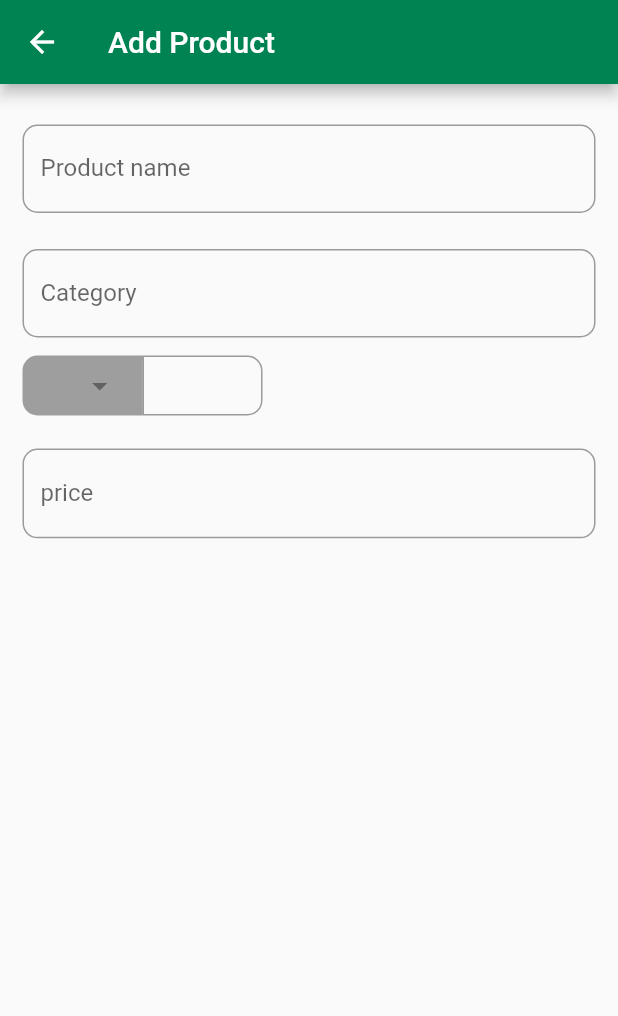
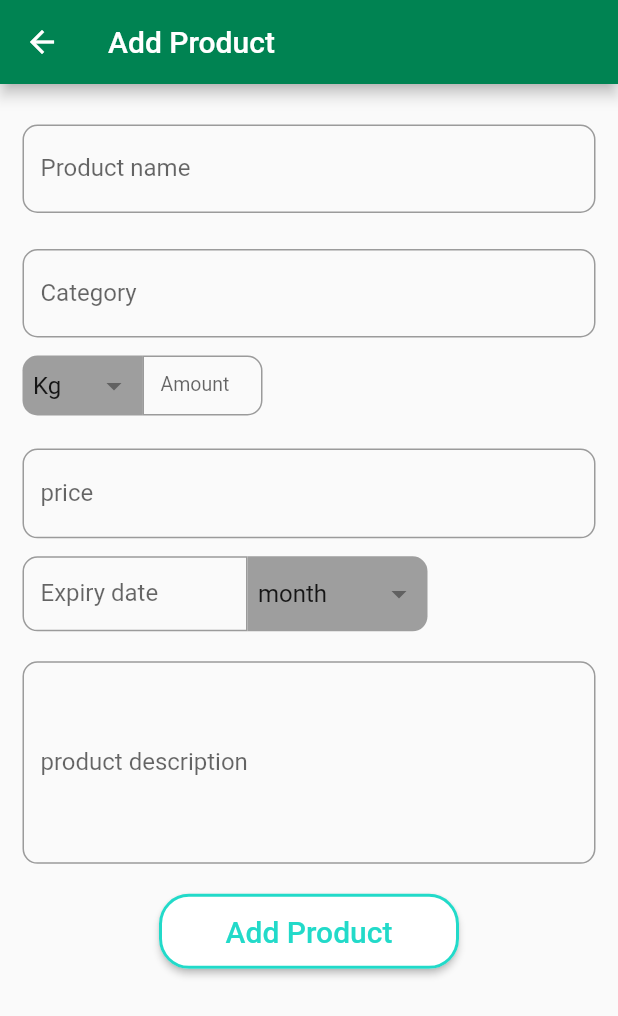
Before and after one commit to renjithrm/shop_owner_app, a Flutter app: the AddProductDetails screen opened directly, on a phone screen of 412 x 824 dp. Shown: the top 1016 px of the screen. Run offline on Flutter 3.47's test engine with Material 2 defaults, Android fonts, the phone set to English and light mode, and no system bars; our stand-ins replace font_awesome_flutter, get, google_fonts.

Commit message:
product screen ui complected

```diff
--- a/lib/controller/controller.dart
+++ b/lib/controller/controller.dart
@@ -1,6 +1,13 @@
+import 'package:flutter/cupertino.dart';
 import 'package:get/get.dart';
 
 class Controller extends GetxController {
   int index = 0;
-  String value = "";
+  String value = "Kg";
+  String itemDate = "month";
+  bool isloginOrSignin = true;
+  toggleScreens() {
+    isloginOrSignin = !isloginOrSignin;
+    update(["toggle"]);
+  }
 }
--- a/lib/view/screens/add_prouct_details.dart
+++ b/lib/view/screens/add_prouct_details.dart
@@ -12,8 +12,9 @@ class AddProductDetails extends StatelessWidget {
   final products = TextEditingController();
   final category = TextEditingController();
   final _controller = Get.find<Controller>();
-  final amound = TextEditingController();
+  final amount = TextEditingController();
   final itemPrice = TextEditingController();
+  final expiryDate = TextEditingController();
   @override
   Widget build(BuildContext context) {
     Size size = MediaQuery.of(context).size;
@@ -21,6 +22,7 @@ class AddProductDetails extends StatelessWidget {
       "Kg",
       "gm",
     ];
+    List<String> itemDate = ["month", "year"];
     return Scaffold(
       // backgroundColor: Colors.black,
       appBar: AppBar(
@@ -32,6 +34,7 @@ class AddProductDetails extends StatelessWidget {
       ),
       body: Padding(
         padding: padding,
+        child: SingleChildScrollView(
           child: Column(children: <Widget>[
             forms(
               "Product name",
@@ -53,12 +56,10 @@ class AddProductDetails extends StatelessWidget {
                       bottomLeft: Radius.circular(10),
                     ),
                   ),
+                  padding: EdgeInsets.all(7),
                   width: 80,
                   height: 40,
-                child: Row(
-                  mainAxisAlignment: MainAxisAlignment.center,
-                  children: <Widget>[
-                    GetBuilder<Controller>(
+                  child: GetBuilder<Controller>(
                     id: "drop",
                     builder: (_) {
                       return DropdownButtonHideUnderline(
@@ -76,15 +77,19 @@ class AddProductDetails extends StatelessWidget {
                               }));
                     },
                   ),
-                  ],
                 ),
-              ),
-              Container(
+                SizedBox(
                   width: 80,
                   height: 40,
                   child: TextFormField(
                       keyboardType: TextInputType.number,
+                      controller: amount,
+                      validator: (value) => null,
                       decoration: InputDecoration(
+                          label: Text(
+                            "Amount",
+                            style: GoogleFonts.roboto(fontSize: 13),
+                          ),
                           border: OutlineInputBorder(
                               borderRadius: BorderRadius.only(
                             topRight: Radius.circular(10),
@@ -101,51 +106,98 @@ class AddProductDetails extends StatelessWidget {
                 FaIcon(
                   FontAwesomeIcons.rupeeSign,
                   size: 18,
+                )),
+            Row(
+              children: <Widget>[
+                Container(
+                  width: 150,
+                  height: 50,
+                  child: TextFormField(
+                      controller: expiryDate,
+                      validator: (value) => null,
+                      decoration: InputDecoration(
+                        label: Text("Expiry date"),
+                        border: OutlineInputBorder(
+                          borderRadius: BorderRadius.only(
+                              topLeft: Radius.circular(10),
+                              bottomLeft: Radius.circular(10)),
+                        ),
+                      )),
+                ),
+                Container(
+                  width: 120,
+                  height: 50,
+                  decoration: BoxDecoration(
+                    color: Colors.grey,
+                    borderRadius: BorderRadius.only(
+                      topRight: Radius.circular(10),
+                      bottomRight: Radius.circular(10),
+                    ),
+                  ),
+                  padding: EdgeInsets.all(7),
+                  child: GetBuilder<Controller>(
+                    id: "drop2",
+                    builder: (_) {
+                      return DropdownButtonHideUnderline(
+                        child: DropdownButton<String>(
+                            value: _controller.itemDate,
+                            items: itemDate
+                                .map((item) => DropdownMenuItem(
+                                      child: Text(item),
+                                      value: item,
                                     ))
+                                .toList(),
+                            onChanged: (value) {
+                              _controller.itemDate = value ??= "month";
+                              _controller.update(["drop2"]);
+                            }),
+                      );
+                    },
+                  ),
+                )
+              ],
+            ),
+            columDiv(20),
+            TextFormField(
+              decoration: InputDecoration(
+                  label: Text("product description"),
+                  border: OutlineInputBorder(
+                    borderRadius: BorderRadius.circular(10),
+                  )),
+              maxLines: 5,
+            ),
+            columDiv(20),
+            Container(
+              width: 200,
+              height: 50,
+              child: ElevatedButton(
+                  style: ButtonStyle(
+                      backgroundColor: MaterialStateProperty.resolveWith(
+                          (states) => states.contains(MaterialState.pressed)
+                              ? appBarColor
+                              : Colors.white),
+                      side: MaterialStateProperty.resolveWith((states) =>
+                          states.contains(MaterialState.pressed)
+                              ? BorderSide(color: appBarColor)
+                              : BorderSide(color: Color(0xff22DAC9), width: 2)),
+                      shape: MaterialStateProperty.resolveWith((states) =>
+                          states.contains(MaterialState.pressed)
+                              ? RoundedRectangleBorder(
+                                  borderRadius: BorderRadius.circular(20))
+                              : RoundedRectangleBorder(
+                                  borderRadius: BorderRadius.circular(20)))),
+                  onPressed: () {},
+                  child: Text(
+                    "Add Product",
+                    style: GoogleFonts.roboto(
+                      color: Color(0xff22DAC9),
+                      fontSize: 20,
+                    ),
+                  )),
+            )
           ]),
+        ),
       ),
     );
   }
 }
-
-// class painter extends CustomPainter {
-//   @override
-//   void paint(Canvas canvas, Size size) {
-//     Paint paint = Paint()
-//       ..color = Colors.white
-//       ..style = PaintingStyle.fill;
-//     Path path = Path()..moveTo(0, 2);
-//     path.quadraticBezierTo(size.width * 0.20, 0, size.width * 0.35, 0);
-//     // path.quadraticBezierTo(size.width * 0.40, 0, size.width * 0.40, 20);
-//     // path.arcToPoint(Offset(size.width * 0.60, 20),
-//     //     radius: const Radius.circular(10.0), clockwise: false);
-//     // path.quadraticBezierTo(size.width * 0.60, 0, size.width * 0.65, 0);
-//     path.quadraticBezierTo(size.width * 0.80, 0, size.width, 20);
-//     path.lineTo(size.width, size.height);
-//     path.lineTo(0, size.height);
-//     path.close();
-//     canvas.drawPath(path, paint);
-//   }
-
-//   @override
-//   bool shouldRepaint(covariant CustomPainter oldDelegate) {
-//     return false;
-//   }
-// }
-
-// Container(
-          //   padding: EdgeInsets.only(left: 10),
-          //   decoration: BoxDecoration(
-          //     borderRadius: BorderRadius.circular(30),
-          //     color: Colors.grey[300],
-          //   ),
-          //   child: TextFormField(
-          //     decoration: InputDecoration(
-          //         border: InputBorder.none,
-          //         hintText: "price",
-          //         prefix: FaIcon(
-          //           FontAwesomeIcons.rupeeSign,
-          //           color: Colors.green,
-          //         )),
-          //   ),
-          // ),
--- a/pubspec.yaml
+++ b/pubspec.yaml
@@ -37,6 +37,7 @@ dependencies:
   google_fonts: ^2.3.1
   get: ^4.6.1
   font_awesome_flutter: ^9.2.0
+  image_picker: ^0.8.4+10
 
 dev_dependencies:
   flutter_test:
```
Also changed, not shown: lib/main.dart (+13 -4 lines), lib/view/authentication/login_screen.dart (+25 -15 lines), lib/view/authentication/signin_screen.dart (+10 -7 lines), lib/view/authentication/wraper.dart (added, +29 -0 lines), lib/view/home_screen.dart (+10 -1 lines), lib/view/screens/add_product.dart (+11 -4 lines), pubspec.lock, 1 other file. Lines whose indentation alone changed are shown as unchanged.
